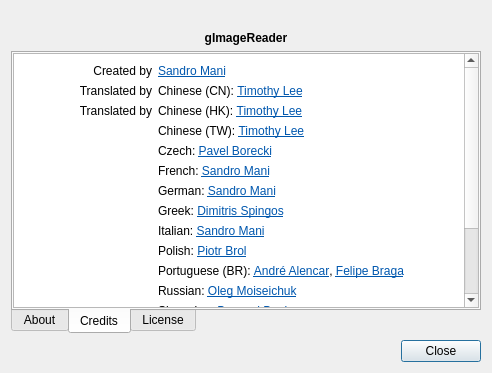
Old version of the form qt/data/AboutDialog.ui in the repository manisandro/gImageReader.
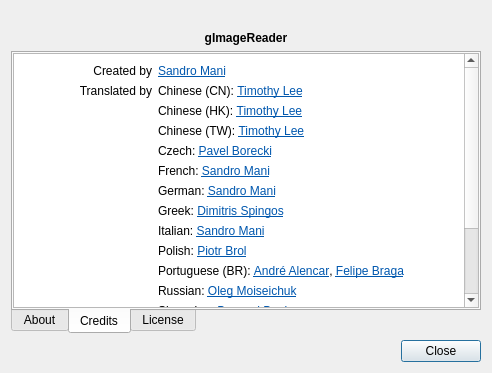
New version of the form. The open tabs and pages were chosen to show the change. Icons and pictures are not drawn.

Commit message: [Qt] Remove duplicate "Translated by" from about dialog

What changed in the file:
```diff
--- a/qt/data/AboutDialog.ui
+++ b/qt/data/AboutDialog.ui
@@ -152,8 +152,7 @@
 &lt;td&gt;
 &lt;p style=&quot; margin-top:12px; margin-bottom:12px; margin-left:0px; margin-right:0px; -qt-block-indent:0; text-indent:0px;&quot;&gt;Chinese (CN): &lt;a href=&quot;mailto:timothy.ty.lee@gmail.com&quot;&gt;&lt;span style=&quot; text-decoration: underline; color:#0057ae;&quot;&gt;Timothy Lee&lt;/span&gt;&lt;/a&gt;&lt;/p&gt;&lt;/td&gt;&lt;/tr&gt;
 &lt;tr&gt;
-&lt;td&gt;
-&lt;p align=&quot;right&quot; style=&quot; margin-top:12px; margin-bottom:12px; margin-left:0px; margin-right:0px; -qt-block-indent:0; text-indent:0px;&quot;&gt;Translated by&lt;/p&gt;&lt;/td&gt;
+&lt;td&gt;&lt;/td&gt;
 &lt;td&gt;
 &lt;p style=&quot; margin-top:12px; margin-bottom:12px; margin-left:0px; margin-right:0px; -qt-block-indent:0; text-indent:0px;&quot;&gt;Chinese (HK): &lt;a href=&quot;mailto:timothy.ty.lee@gmail.com&quot;&gt;&lt;span style=&quot; text-decoration: underline; color:#0057ae;&quot;&gt;Timothy Lee&lt;/span&gt;&lt;/a&gt;&lt;/p&gt;&lt;/td&gt;&lt;/tr&gt;
 &lt;tr&gt;
```
